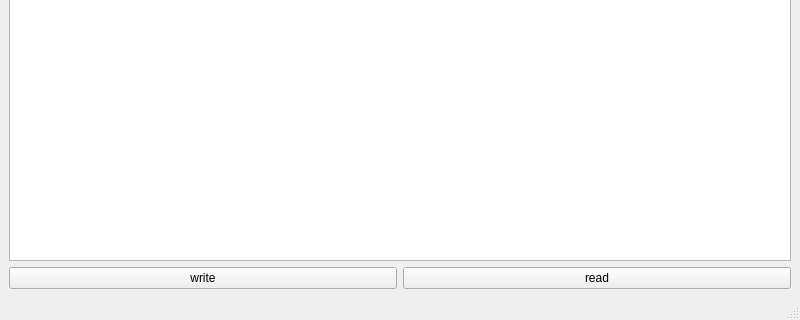
Noneptr/NetworkIPCalculator, file mainwindow.ui: the form before one commit; both pictures show x 0 to 800 and y 280 to 600 of the 800 by 600 pixel window.
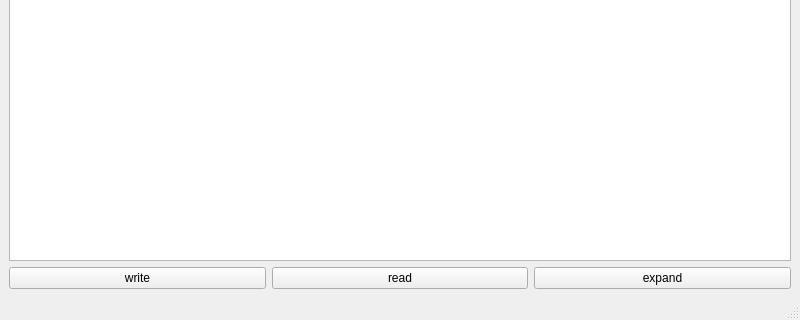
The form after the commit. Custom widgets are drawn as their Qt base class.

```diff
--- a/mainwindow.ui
+++ b/mainwindow.ui
@@ -14,8 +14,8 @@
    <string>IP калькулятор</string>
   </property>
   <widget class="QWidget" name="centralwidget">
-   <layout class="QGridLayout" name="gridLayout">
-    <item row="0" column="0" colspan="2">
+   <layout class="QGridLayout" name="gridLayout_2">
+    <item row="0" column="0">
      <widget class="NetworkTreeView" name="treeView">
       <property name="enabled">
        <bool>true</bool>
@@ -41,18 +41,29 @@
      </widget>
     </item>
     <item row="1" column="0">
+     <layout class="QGridLayout" name="gridLayout">
+      <item row="0" column="0">
      <widget class="QPushButton" name="pushButton">
       <property name="text">
        <string>write</string>
       </property>
      </widget>
     </item>
-    <item row="1" column="1">
+      <item row="0" column="1">
      <widget class="QPushButton" name="pushButton_2">
       <property name="text">
        <string>read</string>
       </property>
      </widget>
+      </item>
+      <item row="0" column="2">
+       <widget class="QPushButton" name="pushButton_3">
+        <property name="text">
+         <string>expand</string>
+        </property>
+       </widget>
+      </item>
+     </layout>
     </item>
    </layout>
   </widget>
```
Lines whose indentation alone changed are shown as unchanged.
